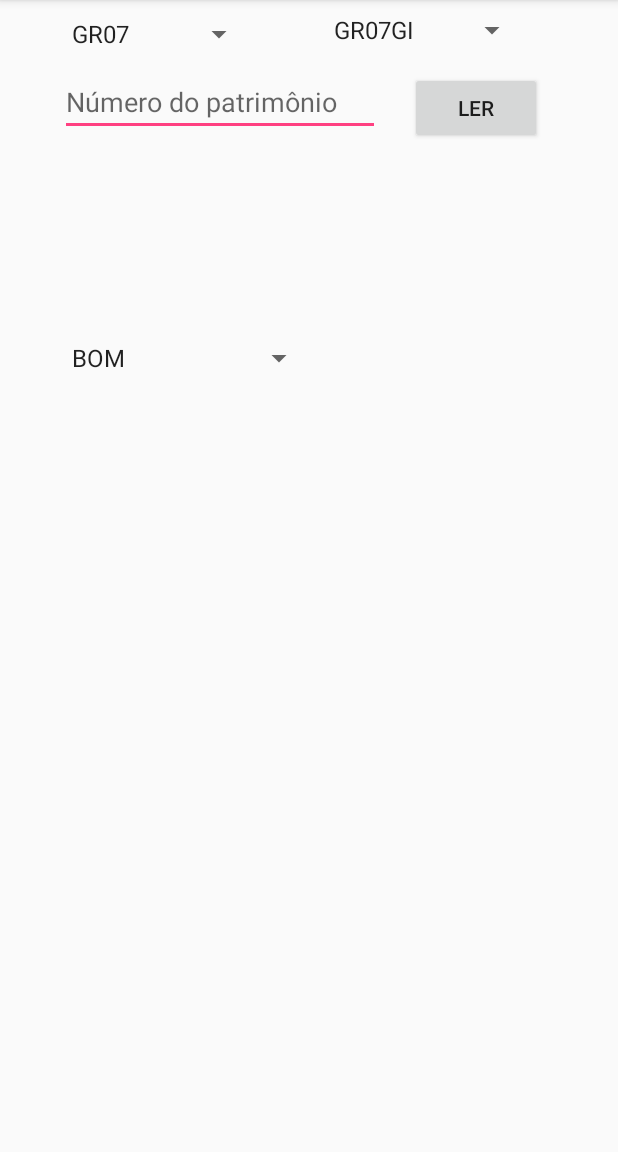
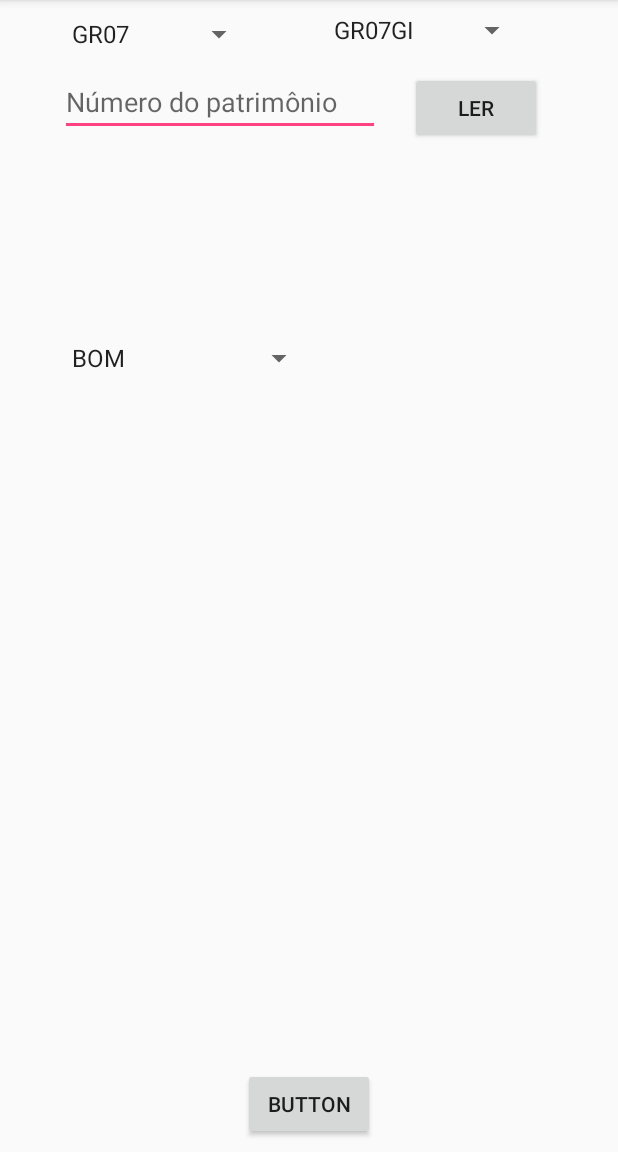
Before and after one commit to hebertmm/inventario, an Android app: the screen it shows after launch (MainActivity), on a phone screen of 412 x 824 dp, the part 84-1236 px from its top. Run offline under Robolectric (Android 15) with nearby library versions, the phone set to English and light mode, and no system bars.

Commit message:
Alteraçoes no DAO e início da codificação da view principal (botao save)

```diff
--- a/app/src/main/java/com/example/hebert/inventario/activity/MainActivity.java
+++ b/app/src/main/java/com/example/hebert/inventario/activity/MainActivity.java
@@ -15,24 +15,33 @@ import android.widget.TextView;
 import android.widget.Toast;
 
 import com.example.hebert.inventario.R;
+import com.example.hebert.inventario.data.ItemDAO;
+import com.example.hebert.inventario.data.ItemDAOSqlite;
+import com.example.hebert.inventario.domain.Item;
 import com.google.zxing.integration.android.IntentIntegrator;
 import com.google.zxing.integration.android.IntentResult;
 
 public class MainActivity extends AppCompatActivity implements OnClickListener{
 
     private Button scanBtn;
+    private Button saveBtn;
     private TextView formatTxt, contentTxt;
     private Spinner setorSpn, endSpn, statusSpn;
     private CheckBox chkInventariado, chkMudou;
+    private Item item;
+    private ItemDAO dao;
+
 
     @Override
     protected void onCreate(Bundle savedInstanceState) {
         super.onCreate(savedInstanceState);
         setContentView(R.layout.activity_main);
         scanBtn = (Button)findViewById(R.id.scan_button);
+        saveBtn = (Button)findViewById(R.id.btnSalvar);
         formatTxt = (TextView)findViewById(R.id.scan_format);
         contentTxt = (TextView)findViewById(R.id.scan_content);
         scanBtn.setOnClickListener(this);
+        saveBtn.setOnClickListener(this);
         setorSpn = (Spinner)findViewById(R.id.spnSetor);
         endSpn = (Spinner)findViewById(R.id.spnEndereco);
         statusSpn = (Spinner)findViewById(R.id.spnEstado);
@@ -47,6 +56,7 @@ public class MainActivity extends AppCompatActivity implements OnClickListener{
         ArrayAdapter<CharSequence> adapterSta = ArrayAdapter.createFromResource(this,R.array.status, android.R.layout.simple_spinner_item);
         adapterSta.setDropDownViewResource(android.R.layout.simple_spinner_dropdown_item);
         statusSpn.setAdapter(adapterSta);
+        this.dao = new ItemDAOSqlite(getBaseContext());
     }
 
     @Override
@@ -63,7 +73,12 @@ public class MainActivity extends AppCompatActivity implements OnClickListener{
             scantIntegrator.initiateScan();
         }
         if(v.getId() == R.id.btnSalvar){
-
+            item = new Item();
+            item.setPatrim(String.valueOf(contentTxt.getText()));
+            item.setStatus((String)statusSpn.getSelectedItem());
+            item.setCod_endereco(endSpn.getSelectedItemPosition());
+            item.setAlteracao_local(chkMudou.isSelected());
+            dao.save(item);
         }
     }
 
--- a/app/src/main/java/com/example/hebert/inventario/data/DatabaseOpenHelper.java
+++ b/app/src/main/java/com/example/hebert/inventario/data/DatabaseOpenHelper.java
@@ -12,7 +12,7 @@ import android.util.Log;
 public class DatabaseOpenHelper extends SQLiteOpenHelper {
 
     private static final String DATABASE_NAME = "patrim.db";
-    private static final int DATABASE_VERSION = 4;
+    private static final int DATABASE_VERSION = 6;
 
     private static final String TEXT_TYPE = " TEXT";
     private static final String COMMA_SEP = ",";
@@ -21,7 +21,7 @@ public class DatabaseOpenHelper extends SQLiteOpenHelper {
                     DatabaseContract.ItemPatrim._ID + " INTEGER PRIMARY KEY NOT NULL, " +
                     DatabaseContract.ItemPatrim.COLUMN_NAME_PATRIM  + TEXT_TYPE + COMMA_SEP +
                     DatabaseContract.ItemPatrim.COLUMN_NAME_DESC  + TEXT_TYPE + COMMA_SEP +
-                    DatabaseContract.ItemPatrim.COLUMN_NAME_COD_ENDERECO + TEXT_TYPE + COMMA_SEP +
+                    DatabaseContract.ItemPatrim.COLUMN_NAME_COD_ENDERECO + " INTEGER" + COMMA_SEP +
                     DatabaseContract.ItemPatrim.COLUMN_NAME_STATUS + TEXT_TYPE + COMMA_SEP +
                     DatabaseContract.ItemPatrim.COLUMN_NAME_DATA_INVENTARIO + TEXT_TYPE + COMMA_SEP +
                     DatabaseContract.ItemPatrim.COLUMN_NAME_ALTERACAO_LOCAL + TEXT_TYPE +
--- a/app/src/main/java/com/example/hebert/inventario/data/ItemDAOSqlite.java
+++ b/app/src/main/java/com/example/hebert/inventario/data/ItemDAOSqlite.java
@@ -1,6 +1,7 @@
 package com.example.hebert.inventario.data;
 
 import android.content.ContentValues;
+import android.content.Context;
 import android.database.Cursor;
 import android.database.sqlite.SQLiteDatabase;
 import android.util.Log;
@@ -16,9 +17,11 @@ import java.util.List;
 
 public class ItemDAOSqlite implements ItemDAO {
     private SQLiteDatabase db;
+    private Context context;
 
-    public ItemDAOSqlite(SQLiteDatabase db) {
-        this.db = db;
+    public ItemDAOSqlite(Context context) {
+        DatabaseOpenHelper helper = new DatabaseOpenHelper(context);
+        this.db = helper.getWritableDatabase();
     }
 
 
@@ -70,13 +73,17 @@ public class ItemDAOSqlite implements ItemDAO {
         Item i = new Item(c.getInt(c.getColumnIndex(DatabaseContract.ItemPatrim._ID)),
                                 c.getString(c.getColumnIndex(DatabaseContract.ItemPatrim.COLUMN_NAME_PATRIM)),
                                 c.getString(c.getColumnIndex(DatabaseContract.ItemPatrim.COLUMN_NAME_DESC)),
-                                Integer.getInteger(c.getString(c.getColumnIndex(DatabaseContract.ItemPatrim.COLUMN_NAME_COD_ENDERECO))),
+                                c.getInt(c.getColumnIndex(DatabaseContract.ItemPatrim.COLUMN_NAME_COD_ENDERECO)),
                                 c.getString(c.getColumnIndex(DatabaseContract.ItemPatrim.COLUMN_NAME_STATUS)),
                                 c.getString(c.getColumnIndex(DatabaseContract.ItemPatrim.COLUMN_NAME_DATA_INVENTARIO)),
                                 Boolean.valueOf(c.getString(c.getColumnIndex(DatabaseContract.ItemPatrim.COLUMN_NAME_ALTERACAO_LOCAL))));
-        Log.e("id=: ",String.valueOf(i.get_ID()));
+        Log.e("id=: ",String.valueOf(i.getCod_endereco()));
         c.close();
         return i;
+    }
+
+    public void close() {
+        this.db.close();
     }
 
     private ContentValues objectToCv(Item i){
--- a/app/src/main/res/layout-land/activity_main.xml
+++ b/app/src/main/res/layout-land/activity_main.xml
@@ -13,9 +13,9 @@
         android:id="@+id/scan_content"
         android:layout_width="287dp"
         android:layout_height="50dp"
-        android:layout_marginLeft="28dp"
+        android:layout_marginLeft="48dp"
         android:layout_marginStart="24dp"
-        android:layout_marginTop="9dp"
+        android:layout_marginTop="11dp"
         android:ems="10"
         android:hint="@string/edit_message"
         android:inputType="textPersonName|number"
@@ -33,11 +33,11 @@
         android:layout_marginTop="8dp"
         android:text="@string/button_send"
         app:layout_constraintBottom_toBottomOf="@+id/scan_content"
-        app:layout_constraintHorizontal_bias="0.094"
+        app:layout_constraintHorizontal_bias="0.066"
         app:layout_constraintLeft_toRightOf="@+id/scan_content"
         app:layout_constraintRight_toRightOf="parent"
         app:layout_constraintTop_toTopOf="@+id/scan_content"
-        app:layout_constraintVertical_bias="0.615" />
+        app:layout_constraintVertical_bias="0.8" />
 
     <TextView
         android:id="@+id/scan_format"
--- a/app/src/main/res/layout/activity_main.xml
+++ b/app/src/main/res/layout/activity_main.xml
@@ -87,5 +87,17 @@
         app:layout_constraintRight_toRightOf="parent"
         app:layout_constraintTop_toTopOf="parent" />
 
+    <Button
+        android:id="@+id/btnSalvar"
+        android:layout_width="wrap_content"
+        android:layout_height="wrap_content"
+        android:layout_marginBottom="8dp"
+        android:layout_marginLeft="8dp"
+        android:layout_marginRight="8dp"
+        android:text="Button"
+        app:layout_constraintBottom_toBottomOf="parent"
+        app:layout_constraintLeft_toLeftOf="parent"
+        app:layout_constraintRight_toRightOf="parent" />
+
 
 </android.support.constraint.ConstraintLayout>
```
Also changed, not shown: 1 other file.
